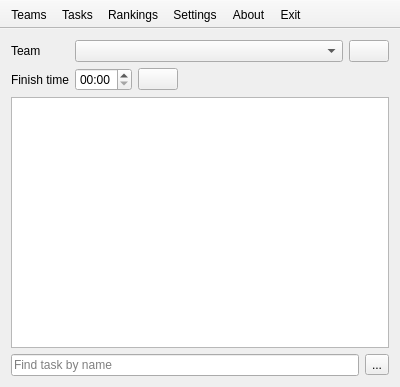
Above: gui_main.ui from FrankMamuda/ketoevent before the change. Below: the same form after it.
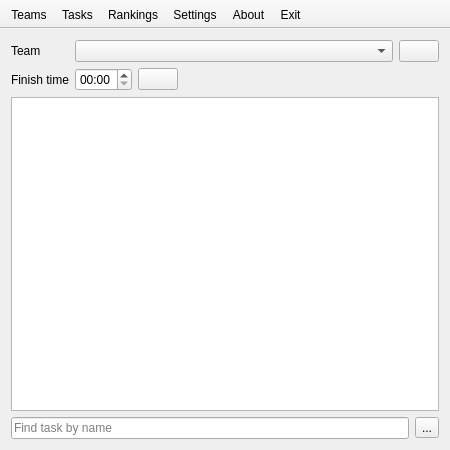
That is the form after the change. Icons and pictures are not drawn.

```diff
--- a/gui_main.ui
+++ b/gui_main.ui
@@ -6,8 +6,8 @@
    <rect>
     <x>0</x>
     <y>0</y>
-    <width>400</width>
-    <height>387</height>
+    <width>450</width>
+    <height>450</height>
    </rect>
   </property>
   <property name="windowTitle">
```
